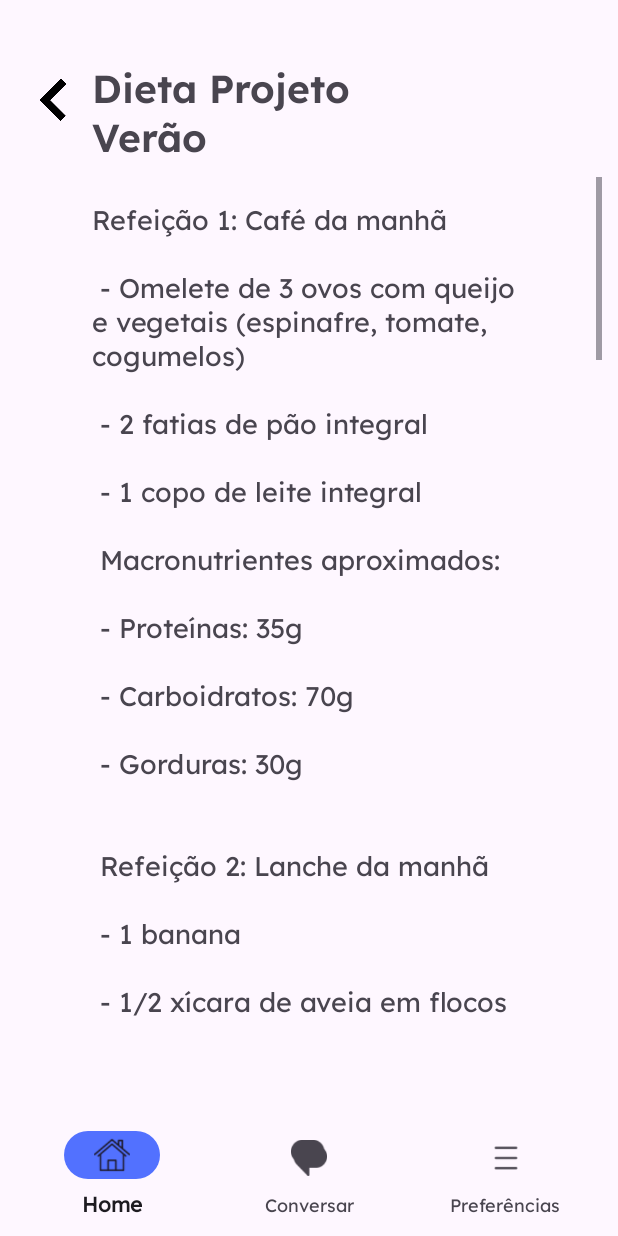
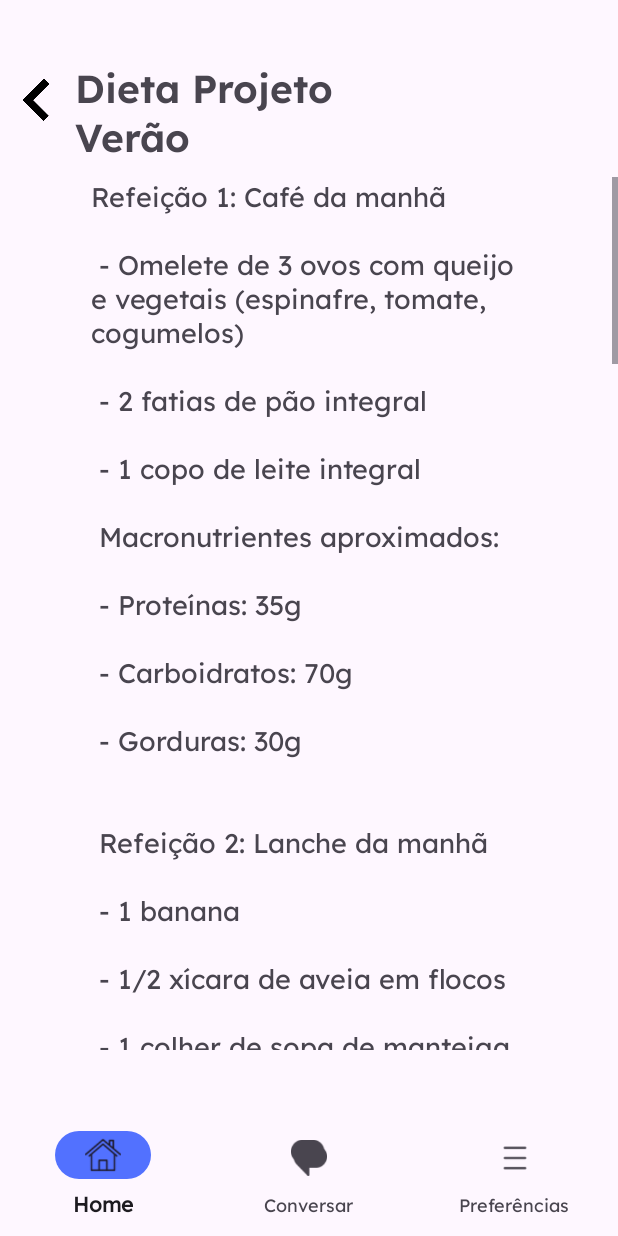
Before and after one commit to mgolegario/LuFit, an Android app: the HomeFragment screen opened directly, with no data from a screen before it, after a tap on "Ver Dieta", on a phone screen of 412 x 824 dp. Run offline under Robolectric (Android 15) with nearby library versions, the phone set to English and light mode, and no system bars; 1 statement that could not run was skipped.

Commit message:
TUDO FINALIZADO APENAS PEQUENOS AJUSTES

```diff
--- a/app/src/main/java/com/example/lufit/HomeFragment.java
+++ b/app/src/main/java/com/example/lufit/HomeFragment.java
@@ -1,14 +1,10 @@
 package com.example.lufit;
 
-import static android.content.Intent.getIntent;
-
-import android.content.Intent;
 import android.graphics.Color;
 import android.os.Bundle;
 
 import androidx.fragment.app.Fragment;
 import androidx.fragment.app.FragmentManager;
-import androidx.fragment.app.FragmentTransaction;
 
 import android.text.SpannableString;
 import android.text.Spanned;
@@ -20,9 +16,8 @@ import android.widget.Button;
 import android.widget.FrameLayout;
 import android.widget.ImageView;
 import android.widget.LinearLayout;
+import android.widget.ScrollView;
 import android.widget.TextView;
-
-import java.lang.reflect.Array;
 
 public class HomeFragment extends Fragment {
 
@@ -34,7 +29,7 @@ public class HomeFragment extends Fragment {
     Button btn_dieta;
     FragmentManager fragmentManager;
     FrameLayout fl_btnPress;
-    LinearLayout ll_home;
+    ScrollView ll_home;
     FrameLayout fl_home;
     TextView tv_titulo;
     TextView tv_conteudo;
--- a/app/src/main/res/layout/activity_conta.xml
+++ b/app/src/main/res/layout/activity_conta.xml
@@ -183,7 +183,7 @@
                 android:layout_height="wrap_content"
                 android:layout_gravity="center"
                 android:layout_marginStart="-20dp"
-                android:layout_marginTop="30dp"
+                android:layout_marginTop="-54dp"
                 android:backgroundTint="#5271FF"
                 android:fontFamily="@font/lexend_semibold"
                 android:text="OK"
--- a/app/src/main/res/layout/activity_home.xml
+++ b/app/src/main/res/layout/activity_home.xml
@@ -5,24 +5,22 @@
     android:id="@+id/main"
     android:layout_width="match_parent"
     android:layout_height="match_parent"
-    tools:context=".Home"
-    >
+    tools:context=".Home">
 
 
     <FrameLayout
         android:id="@+id/frameLayout"
-        android:layout_width="390dp"
+        android:layout_width="0dp"
         android:layout_height="0dp"
         app:layout_constraintBottom_toTopOf="@+id/bottomNavView"
         app:layout_constraintEnd_toEndOf="parent"
-        app:layout_constraintHorizontal_bias="0.5"
         app:layout_constraintStart_toStartOf="parent"
         app:layout_constraintTop_toTopOf="parent"
-        app:layout_constraintVertical_chainStyle="packed" />
+        app:layout_constraintVertical_chainStyle="spread" />
 
     <com.google.android.material.bottomnavigation.BottomNavigationView
         android:id="@+id/bottomNavView"
-        android:layout_width="393dp"
+        android:layout_width="0dp"
         android:layout_height="wrap_content"
         android:background="#00FFFFFF"
         app:itemActiveIndicatorStyle="@style/App.Custom.Indicator"
@@ -30,7 +28,6 @@
         app:itemTextAppearanceInactive="@style/BottomNavigationViewTextStyle"
         app:layout_constraintBottom_toBottomOf="parent"
         app:layout_constraintEnd_toEndOf="parent"
-        app:layout_constraintHorizontal_bias="0.5"
         app:layout_constraintStart_toStartOf="parent"
         app:layout_constraintTop_toBottomOf="@+id/frameLayout"
         app:menu="@menu/bottom_nav_menu" />
--- a/app/src/main/res/layout/fragment_home.xml
+++ b/app/src/main/res/layout/fragment_home.xml
@@ -9,28 +9,27 @@
     <FrameLayout
         android:id="@+id/fl_btnPress"
         android:layout_width="match_parent"
-        android:layout_height="695dp"
+        android:layout_height="700dp"
         android:visibility="invisible">
 
         <LinearLayout
             android:layout_width="match_parent"
             android:layout_height="match_parent"
-    android:orientation="vertical"
-    >
+            android:orientation="vertical">
+
             <LinearLayout
                 android:layout_width="match_parent"
                 android:layout_height="wrap_content"
+                android:layout_marginBottom="10dp"
                 android:orientation="horizontal"
-                android:layout_marginBottom="10dp"
-                android:paddingTop="30dp"
-                >
+                android:paddingTop="30dp">
 
                 <ImageView
                     android:id="@+id/bt_voltar"
                     android:layout_width="30dp"
                     android:layout_height="33dp"
+                    android:layout_marginStart="10dp"
                     android:layout_marginTop="20dp"
-                    android:layout_marginStart="10dp"
                     android:src="@drawable/seta_icone" />
 
                 <TextView
@@ -44,32 +43,40 @@
                     android:textSize="26sp"
                     android:textStyle="normal" />
             </LinearLayout>
+
             <ScrollView
                 android:layout_width="match_parent"
                 android:layout_height="match_parent">
+
                 <LinearLayout
                     android:layout_width="match_parent"
                     android:layout_height="match_parent"
                     android:orientation="vertical">
+
                     <TextView
                         android:id="@+id/tv_conteudo"
                         android:layout_width="290dp"
                         android:layout_height="wrap_content"
                         android:layout_gravity="center"
-                android:layout_marginTop="15dp"
+
                         android:fontFamily="@font/lexend"
                         android:text="Teste teste teste teste teste teste"
 
                         android:textSize="18sp" />
                 </LinearLayout>
             </ScrollView>
+
         </LinearLayout>
+
     </FrameLayout>
+
     <ScrollView
+        android:id="@+id/ll_home"
         android:layout_width="match_parent"
         android:layout_height="wrap_content">
 
         <LinearLayout
+            android:id="@+id/ll_home1"
             android:layout_width="match_parent"
             android:layout_height="wrap_content"
             android:orientation="vertical">
@@ -125,7 +132,7 @@
             </FrameLayout>
 
             <LinearLayout
-            android:id="@+id/ll_home"
+                android:id="@+id/ll_home2"
                 android:layout_width="match_parent"
                 android:layout_height="wrap_content"
                 android:gravity="center"
--- a/app/src/main/res/values/strings.xml
+++ b/app/src/main/res/values/strings.xml
@@ -19,7 +19,7 @@
     <string name="IMCvermelho">Hum. Pelos meus cálculos você está Obeso. Isso faz muito mal para sua saúde, você nem faz ideia! Por isso
     nós criamos o Projeto Saúde, que conta com uma dieta bemmmmmm controlada, com exercício físico e cardio</string>
 
-    <string name="despedida">Agora você pode apertar o botão voltar ao lado da minha foto e conferir as informações do projeto e criar uma conta. Finalmente vou voltar para a piscina!</string>
+    <string name="despedida">Agora você pode apertar o botão voltar ao lado da minha foto e conferir as informações do projeto e criar uma conta. Vou voltar para a piscina! Até a próxima!</string>
 
 
     <string name="title1">Exercícios Projeto Ganho de Peso</string>
```
Also changed, not shown: app/src/main/java/com/example/lufit/Conta.java (+9 -0 lines), app/src/main/java/com/example/lufit/Conversa.java (+42 -17 lines). Lines whose indentation alone changed are shown as unchanged.
